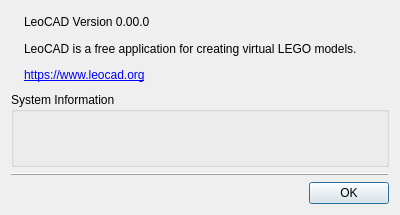
Before: the Qt Designer form lclib/qt/lc_qaboutdialog.ui in trevorsandy/lpub3d-ci, drawn with Qt 5.
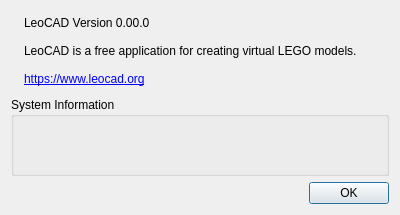
After: the same form once the commit is applied. Icons and pictures are not drawn.

Patch:
```diff
--- a/lclib/qt/lc_qaboutdialog.ui
+++ b/lclib/qt/lc_qaboutdialog.ui
@@ -91,16 +91,6 @@
      </item>
     </layout>
    </item>
-   <item>
-    <widget class="QFrame" name="frame">
-     <property name="frameShape">
-      <enum>QFrame::HLine</enum>
-     </property>
-     <property name="frameShadow">
-      <enum>QFrame::Raised</enum>
-     </property>
-    </widget>
-   </item>
    <item>
     <widget class="QDialogButtonBox" name="buttonBox">
      <property name="orientation">
```
